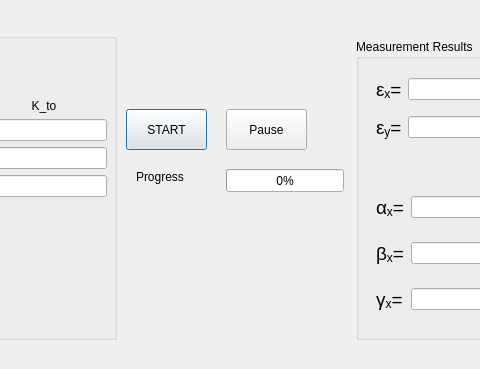
First picture: the form in emittance.ui, repository guduan/SXFEL_GUI, before the edit; both pictures show x 284 to 764 and y 371 to 740 of the 1023 by 740 pixel window.
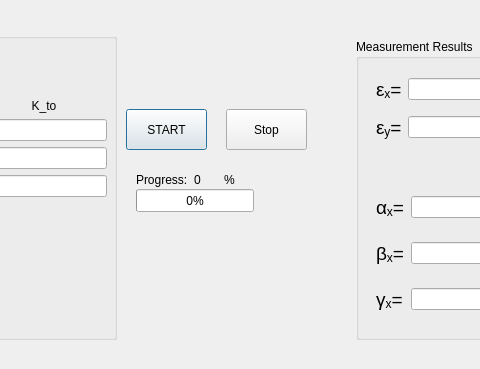
Second picture: the form after the edit. Custom widgets are drawn as their Qt base class.

```diff
--- a/emittance.ui
+++ b/emittance.ui
@@ -473,7 +473,7 @@
     </rect>
    </property>
    <property name="text">
-    <string>Pause</string>
+    <string>Stop</string>
    </property>
   </widget>
   <widget class="QLabel" name="label_8">
@@ -492,8 +492,8 @@
   <widget class="QProgressBar" name="progressBar">
    <property name="geometry">
     <rect>
-     <x>510</x>
-     <y>540</y>
+     <x>420</x>
+     <y>560</y>
      <width>118</width>
      <height>23</height>
     </rect>
@@ -502,19 +502,6 @@
     <number>0</number>
    </property>
   </widget>
-  <widget class="QLabel" name="label_9">
-   <property name="geometry">
-    <rect>
-     <x>420</x>
-     <y>540</y>
-     <width>72</width>
-     <height>15</height>
-    </rect>
-   </property>
-   <property name="text">
-    <string>Progress</string>
-   </property>
-  </widget>
   <widget class="MatplotlibWidget" name="mplwidget1" native="true">
    <property name="geometry">
     <rect>
@@ -535,6 +522,39 @@
     </rect>
    </property>
   </widget>
+  <widget class="QWidget" name="horizontalLayoutWidget">
+   <property name="geometry">
+    <rect>
+     <x>420</x>
+     <y>540</y>
+     <width>111</width>
+     <height>21</height>
+    </rect>
+   </property>
+   <layout class="QHBoxLayout" name="horizontalLayout">
+    <item>
+     <widget class="QLabel" name="label_9">
+      <property name="text">
+       <string>Progress:</string>
+      </property>
+     </widget>
+    </item>
+    <item>
+     <widget class="QLabel" name="label_progress">
+      <property name="text">
+       <string>0</string>
+      </property>
+     </widget>
+    </item>
+    <item>
+     <widget class="QLabel" name="label_10">
+      <property name="text">
+       <string>%</string>
+      </property>
+     </widget>
+    </item>
+   </layout>
+  </widget>
  </widget>
  <customwidgets>
   <customwidget>
```
Left out of the diff: 2 changed lines with no effect on the pictures.
